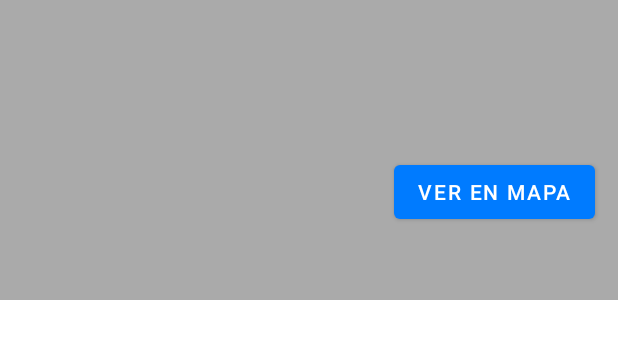
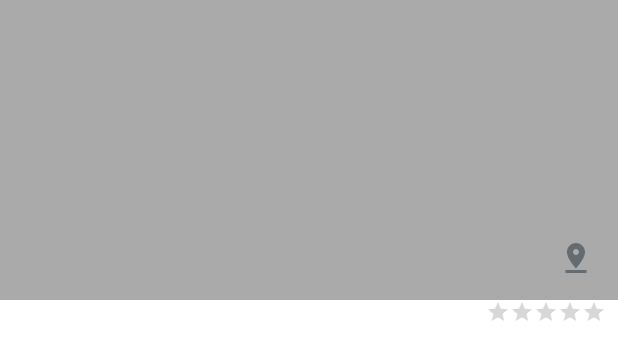
Before and after one commit to UTN-FRBA-Mobile/iTrip, an Android app: the layout activities_item.xml on its own in the app's theme, with its tools: preview values and no code run, on a phone screen of 412 x 824 dp. Shown: the top 360 px of the screen. Run offline under Robolectric (Android 15) with nearby library versions, the light colour scheme and no system bars; network calls fail.

Commit message:
Imagenes, dias y horarios

```diff
--- a/app/src/main/java/com/android/itrip/fragments/MapsFragment.kt
+++ b/app/src/main/java/com/android/itrip/fragments/MapsFragment.kt
@@ -66,5 +66,6 @@ class MapsFragment : Fragment(), OnMapReadyCallback {
 
         mMap.addMarker(MarkerOptions().position(destinationLatLng).title("Marker in " + mapDestination.name))
         mMap.moveCamera(CameraUpdateFactory.newLatLng(destinationLatLng))
+        mMap.setMinZoomPreference(12.0f)
     }
 }
--- a/app/src/main/java/com/android/itrip/models/Actividad.kt
+++ b/app/src/main/java/com/android/itrip/models/Actividad.kt
@@ -55,6 +55,9 @@ data class Actividad(
     @ColumnInfo(name = "disponibilidad_tarde")
     var disponibilidad_tarde: Boolean = false,
 
+    @ColumnInfo(name = "disponibilidad_noche")
+    var disponibilidad_noche: Boolean = false,
+
     @ColumnInfo(name = "imagen")
     var imagen: String? = "",
 
--- a/app/src/main/res/layout/activities_item.xml
+++ b/app/src/main/res/layout/activities_item.xml
@@ -4,6 +4,8 @@
     xmlns:tools="http://schemas.android.com/tools">
 
     <data>
+
+        <import type="com.android.itrip.util.Converter" />
 
         <variable
             name="actividadModel"
@@ -21,34 +23,64 @@
             android:src="#AAA"
             app:layout_constraintTop_toTopOf="parent" />
 
-
         <TextView
             android:id="@+id/actividad_name_textView"
-            android:layout_width="match_parent"
+            android:layout_width="wrap_content"
             android:layout_height="wrap_content"
             android:layout_margin="15dp"
             android:layout_marginStart="8dp"
             android:layout_marginTop="8dp"
             android:layout_marginEnd="8dp"
-            android:layout_marginBottom="8dp"
+            android:background="#FFFFFF"
             android:textColor="#000"
-            android:textSize="30sp"
-            app:layout_constraintBottom_toBottomOf="parent"
+            android:textSize="14sp"
+            android:textStyle="bold"
             app:layout_constraintEnd_toEndOf="parent"
             app:layout_constraintStart_toStartOf="parent"
             app:layout_constraintTop_toTopOf="parent"
-            app:layout_constraintVertical_bias="0.0"
             tools:text="@{actividadModel.nombre}" />
 
-        <Button
-            android:id="@+id/map_button"
+        <ImageView
+            android:id="@+id/map_imageView"
             android:layout_width="wrap_content"
             android:layout_height="wrap_content"
-            android:layout_marginEnd="15dp"
-            android:text="Ver en mapa"
-            app:layout_constraintBottom_toBottomOf="parent"
+            android:layout_marginEnd="16dp"
+            android:layout_marginBottom="16dp"
+            app:layout_constraintBottom_toBottomOf="@+id/activity_imageView"
+            app:layout_constraintEnd_toEndOf="@+id/activity_imageView"
+            app:srcCompat="@drawable/ic_pin_drop_black_24dp" />
+
+        <RatingBar
+            android:id="@+id/calificacion_rating"
+            style="?android:attr/ratingBarStyleSmall"
+            android:layout_width="wrap_content"
+            android:layout_height="wrap_content"
+            android:layout_marginEnd="8dp"
+            android:isIndicator="true"
+            android:numStars="5"
+            android:rating="@{Converter.fromStringToFloat(actividadModel.calificacion)}"
+            android:stepSize="0.1"
             app:layout_constraintEnd_toEndOf="parent"
-            app:layout_constraintTop_toBottomOf="@+id/actividad_name_textView" />
+            app:layout_constraintTop_toBottomOf="@+id/activity_imageView" />
+<!--            android:rating="@{Converter.fromStringToInt(actividadModel.calificacion)}"-->
+
+        <TextView
+            android:id="@+id/dias_textView"
+            android:layout_width="wrap_content"
+            android:layout_height="wrap_content"
+            android:layout_marginStart="8dp"
+            android:text="@{Converter.fromModelDaysToStringDays(actividadModel)}"
+            app:layout_constraintStart_toStartOf="parent"
+            app:layout_constraintTop_toBottomOf="@+id/activity_imageView" />
+
+        <TextView
+            android:id="@+id/time_textView"
+            android:layout_width="wrap_content"
+            android:layout_height="wrap_content"
+            android:layout_marginStart="8dp"
+            android:text="@{Converter.fromModelTimeToStringTime(actividadModel)}"
+            app:layout_constraintStart_toStartOf="parent"
+            app:layout_constraintTop_toBottomOf="@+id/dias_textView" />
 
     </androidx.constraintlayout.widget.ConstraintLayout>
 
```
Also changed, not shown: app/src/main/java/com/android/itrip/adapters/ActivitiesAdapter.kt (+3 -7 lines), app/src/main/java/com/android/itrip/util/Converter.kt (+47 -0 lines).
